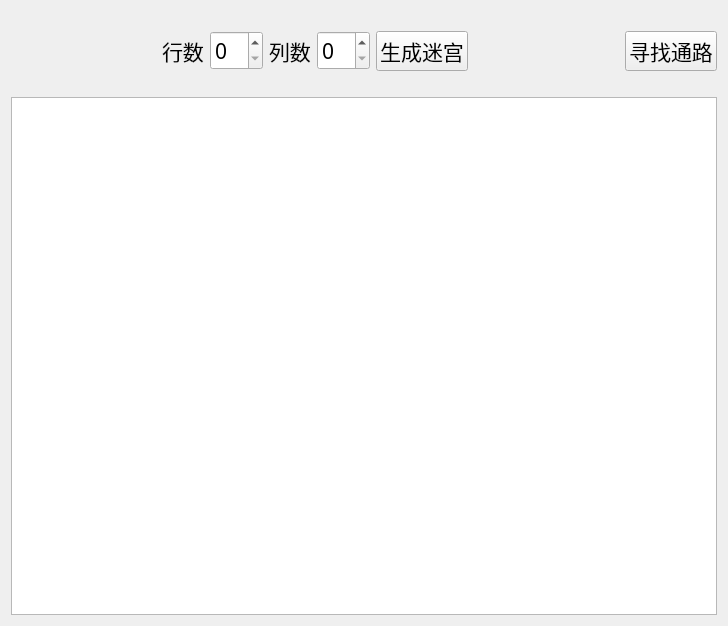
First picture: the form in UI/a_star.ui, repository mojerro/QtLearn, before the edit.
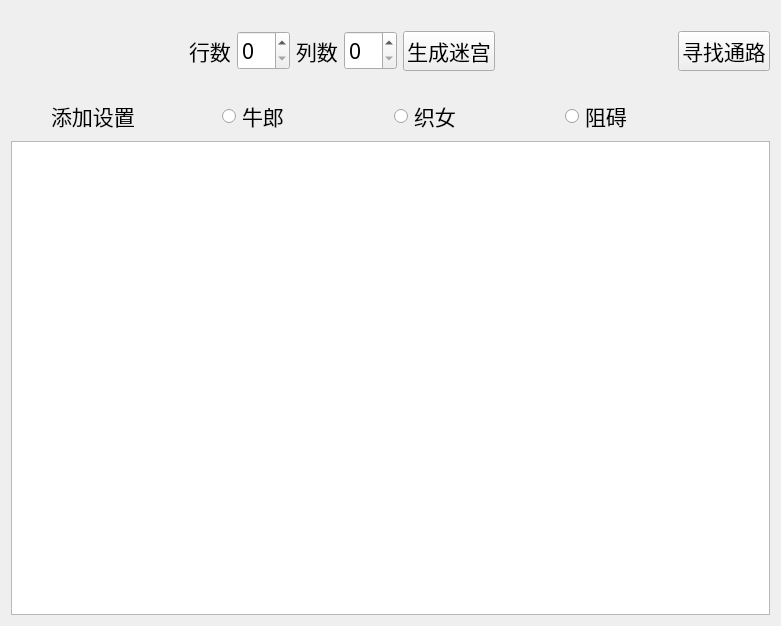
Second picture: the form after the edit.

```diff
--- a/UI/a_star.ui
+++ b/UI/a_star.ui
@@ -12,7 +12,7 @@
    <rect>
     <x>0</x>
     <y>0</y>
-    <width>728</width>
+    <width>781</width>
     <height>626</height>
    </rect>
   </property>
@@ -148,6 +148,94 @@
      </property>
     </spacer>
    </item>
+   <item>
+    <layout class="QHBoxLayout" name="horizontalLayout_3">
+     <item>
+      <spacer name="horizontalSpacer_6">
+       <property name="orientation">
+        <enum>Qt::Horizontal</enum>
+       </property>
+       <property name="sizeType">
+        <enum>QSizePolicy::Preferred</enum>
+       </property>
+       <property name="sizeHint" stdset="0">
+        <size>
+         <width>40</width>
+         <height>20</height>
+        </size>
+       </property>
+      </spacer>
+     </item>
+     <item>
+      <widget class="QLabel" name="label_setting">
+       <property name="font">
+        <font>
+         <family>微软雅黑 Light</family>
+         <pointsize>16</pointsize>
+        </font>
+       </property>
+       <property name="text">
+        <string>添加设置</string>
+       </property>
+      </widget>
+     </item>
+     <item>
+      <widget class="QRadioButton" name="radioButtonInit">
+       <property name="font">
+        <font>
+         <family>微软雅黑 Light</family>
+         <pointsize>16</pointsize>
+        </font>
+       </property>
+       <property name="text">
+        <string>牛郎</string>
+       </property>
+      </widget>
+     </item>
+     <item>
+      <widget class="QRadioButton" name="radioButtonGoal">
+       <property name="font">
+        <font>
+         <family>微软雅黑 Light</family>
+         <pointsize>16</pointsize>
+        </font>
+       </property>
+       <property name="text">
+        <string>织女</string>
+       </property>
+      </widget>
+     </item>
+     <item>
+      <widget class="QRadioButton" name="radioButtonObstacles">
+       <property name="font">
+        <font>
+         <family>微软雅黑 Light</family>
+         <pointsize>16</pointsize>
+        </font>
+       </property>
+       <property name="text">
+        <string>阻碍</string>
+       </property>
+      </widget>
+     </item>
+     <item>
+      <spacer name="horizontalSpacer_5">
+       <property name="orientation">
+        <enum>Qt::Horizontal</enum>
+       </property>
+       <property name="sizeType">
+        <enum>QSizePolicy::Preferred</enum>
+       </property>
+       <property name="sizeHint" stdset="0">
+        <size>
+         <width>40</width>
+         <height>20</height>
+        </size>
+       </property>
+      </spacer>
+     </item>
+    </layout>
+   </item>
    <item>
     <widget class="QTableWidget" name="tableWidget"/>
    </item>
```
Left out of the diff: 13 changed lines with no effect on the pictures.
